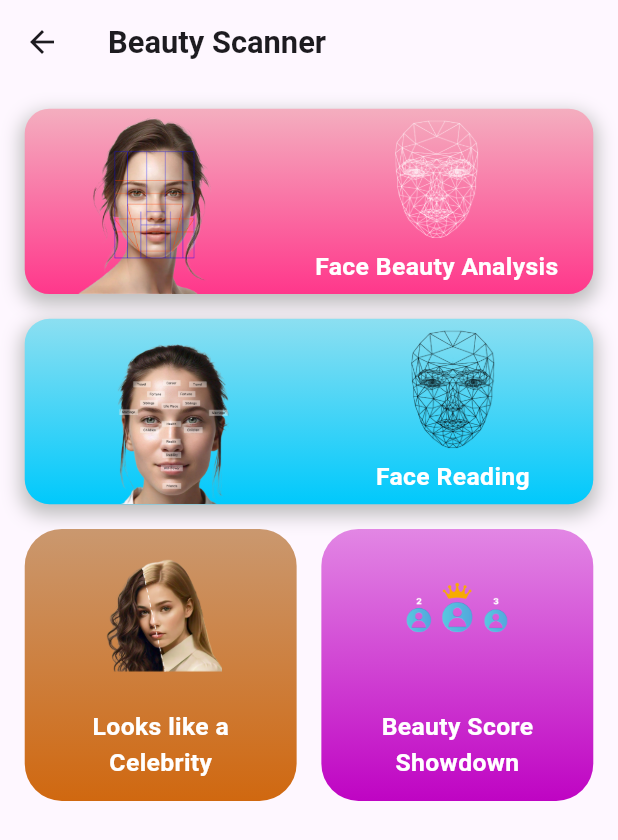
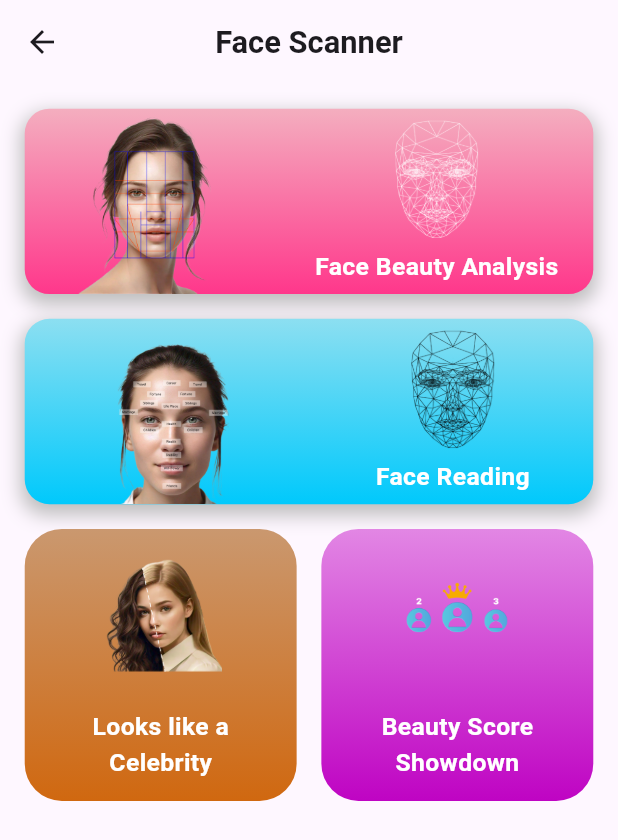
Before and after one commit to IzzaTech-Hub/face-scanner, a Flutter app: the HomeView screen opened by its route, on a phone screen of 412 x 824 dp. Shown: the top 840 px of the screen. Run offline on Flutter 3.47's test engine with Material 3 defaults, Android fonts, the light colour scheme and no system bars; our stand-ins replace cached_network_image, dotted_border, firebase_analytics, firebase_core, firebase_remote_config, get and 3 more; accounts and stored records are empty.

Commit message:
app_icon & splash added

```diff
--- a/lib/app/modules/celebrity_look/view/celebrity_look.dart
+++ b/lib/app/modules/celebrity_look/view/celebrity_look.dart
@@ -27,7 +27,7 @@ class CelebrityLook extends GetView<CelebrityLookCtl> {
               Get.back();
             },
             child: Icon(Icons.arrow_back_ios_new_rounded)),
-        actions: [Icon(Icons.question_mark_rounded)],
+        // actions: [Icon(Icons.question_mark_rounded)],
       ),
       body: SingleChildScrollView(
         child: Container(
--- a/lib/app/modules/home/views/home_view.dart
+++ b/lib/app/modules/home/views/home_view.dart
@@ -12,8 +12,9 @@ class HomeView extends StatelessWidget {
     SizeConfig().init(context);
     return Scaffold(
       appBar: AppBar(
+        centerTitle: true,
         title: Text(
-          "Beauty Scanner",
+          "Face Scanner",
           style: TextStyle(
               fontSize: SizeConfig.blockSizeHorizontal * 5,
               fontWeight: FontWeight.bold),
--- /dev/null
+++ b/lib/app/modules/splash_screen/binding/splash_screen_binding.dart
@@ -0,0 +1,9 @@
+import 'package:face_scanner/app/modules/splash_screen/controller/splash_screen_ctl.dart';
+import 'package:get/get.dart';
+
+class SplashBinding extends Bindings {
+  @override
+  void dependencies() {
+    Get.put(SplashController());
+  }
+}
--- a/lib/app/routes/app_pages.dart
+++ b/lib/app/routes/app_pages.dart
@@ -9,6 +9,8 @@ import 'package:face_scanner/app/modules/celebrity_look/view/celebrity_look.dart
 import 'package:face_scanner/app/modules/face_beauty_analysis/views/face_beauty_analysis.dart';
 import 'package:face_scanner/app/modules/face_reading/view/face_reading.dart';
 import 'package:face_scanner/app/modules/home/views/home_view.dart';
+import 'package:face_scanner/app/modules/splash_screen/binding/splash_screen_binding.dart';
+import 'package:face_scanner/app/modules/splash_screen/view/splash_screen_view.dart';
 import 'package:get/get.dart';
 import '../modules/temp/bindings/temp_binding.dart';
 import '../modules/temp/views/temp_view.dart';
@@ -18,7 +20,7 @@ part 'app_routes.dart';
 class AppPages {
   AppPages._();
 
-  static const INITIAL = Routes.HOMEVIEW;
+  static const INITIAL = Routes.SPLASHSCREEN;
 
   static final routes = [
     GetPage(
@@ -55,5 +57,9 @@ class AppPages {
         name: _Paths.FACEBEAUTYANALYSIS,
         page: () => FaceBeautyAnalysis(),
         binding: FaceBeautyAnalysisBinding()),
+    GetPage(
+        name: _Paths.SPLASHSCREEN,
+        page: () => SplashScreen(),
+        binding: SplashBinding()),
   ];
 }
--- a/lib/app/routes/app_routes.dart
+++ b/lib/app/routes/app_routes.dart
@@ -10,6 +10,7 @@ abstract class Routes {
   static const BEAUTYSCORE = _Paths.BEAUTYSCORE;
   static const BEAUTYSCORERESULT = _Paths.BEAUTYSCORERESULT;
   static const FACEBEAUTYANALYSIS = _Paths.FACEBEAUTYANALYSIS;
+  static const SPLASHSCREEN = _Paths.SPLASHSCREEN;
   static const TEMP = _Paths.TEMP;
 }
 
@@ -20,5 +21,6 @@ abstract class _Paths {
   static const BEAUTYSCORE = '/BEAUTYSCORE';
   static const BEAUTYSCORERESULT = '/BEAUTYSCORERESULT';
   static const FACEBEAUTYANALYSIS = '/FACEBEAUTYANALYSIS';
+  static const SPLASHSCREEN = '/SPLASHSCREEN';
   static const TEMP = '/temp';
 }
--- a/lib/app/utills/images.dart
+++ b/lib/app/utills/images.dart
@@ -18,6 +18,9 @@ class AppImages {
   static const eyes = "assets/images/eyes.png";
   static const eyebrows = "assets/images/eyebrows.png";
 
+  // Main Icon
+  static const main_icon = "assets/icon/main_icon.png";
+
 // SVG
 
   static const scanner = "assets/svg/scanner.svg";
```
Also changed, not shown: lib/app/modules/splash_screen/controller/splash_screen_ctl.dart (added, +50 -0 lines), lib/app/modules/splash_screen/view/splash_screen_view.dart (added, +181 -0 lines), pubspec.yaml (+7 -0 lines), assets/icon/main_icon.png (added), pubspec.lock, 6 other files.
